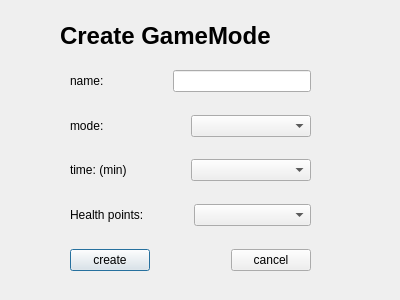
Old version of the form creategm.ui in the repository MarkGasse/GUILaserTag.
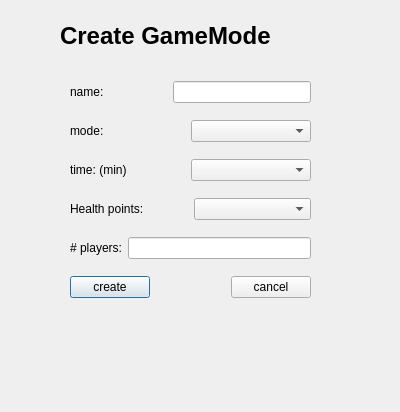
New version of the form. Icons and pictures are not drawn.

```diff
--- a/creategm.ui
+++ b/creategm.ui
@@ -7,7 +7,7 @@
     <x>0</x>
     <y>0</y>
     <width>400</width>
-    <height>300</height>
+    <height>412</height>
    </rect>
   </property>
   <property name="windowTitle">
@@ -44,7 +44,7 @@
      <x>70</x>
      <y>70</y>
      <width>241</width>
-     <height>201</height>
+     <height>241</height>
     </rect>
    </property>
    <layout class="QVBoxLayout" name="verticalLayout">
@@ -62,19 +62,6 @@
       </item>
      </layout>
     </item>
-    <item>
-     <spacer name="verticalSpacer">
-      <property name="orientation">
-       <enum>Qt::Vertical</enum>
-      </property>
-      <property name="sizeHint" stdset="0">
-       <size>
-        <width>20</width>
-        <height>40</height>
-       </size>
-      </property>
-     </spacer>
-    </item>
     <item>
      <layout class="QHBoxLayout" name="horizontalLayout_2" stretch="0,0">
       <property name="spacing">
@@ -101,19 +88,6 @@
       </item>
      </layout>
     </item>
-    <item>
-     <spacer name="verticalSpacer_2">
-      <property name="orientation">
-       <enum>Qt::Vertical</enum>
-      </property>
-      <property name="sizeHint" stdset="0">
-       <size>
-        <width>20</width>
-        <height>40</height>
-       </size>
-      </property>
-     </spacer>
-    </item>
     <item>
      <layout class="QHBoxLayout" name="horizontalLayout">
       <property name="spacing">
@@ -131,19 +105,6 @@
       </item>
      </layout>
     </item>
-    <item>
-     <spacer name="verticalSpacer_3">
-      <property name="orientation">
-       <enum>Qt::Vertical</enum>
-      </property>
-      <property name="sizeHint" stdset="0">
-       <size>
-        <width>20</width>
-        <height>40</height>
-       </size>
-      </property>
-     </spacer>
-    </item>
     <item>
      <layout class="QHBoxLayout" name="horizontalLayout_5">
       <item>
@@ -159,17 +120,18 @@
      </layout>
     </item>
     <item>
-     <spacer name="verticalSpacer_4">
-      <property name="orientation">
-       <enum>Qt::Vertical</enum>
-      </property>
-      <property name="sizeHint" stdset="0">
-       <size>
-        <width>20</width>
-        <height>40</height>
-       </size>
-      </property>
-     </spacer>
+     <layout class="QHBoxLayout" name="horizontalLayout_6">
+      <item>
+       <widget class="QLabel" name="label_4">
+        <property name="text">
+         <string># players:</string>
+        </property>
+       </widget>
+      </item>
+      <item>
+       <widget class="QLineEdit" name="lineEditPlayers"/>
+      </item>
+     </layout>
     </item>
     <item>
      <layout class="QHBoxLayout" name="horizontalLayout_4">
```
